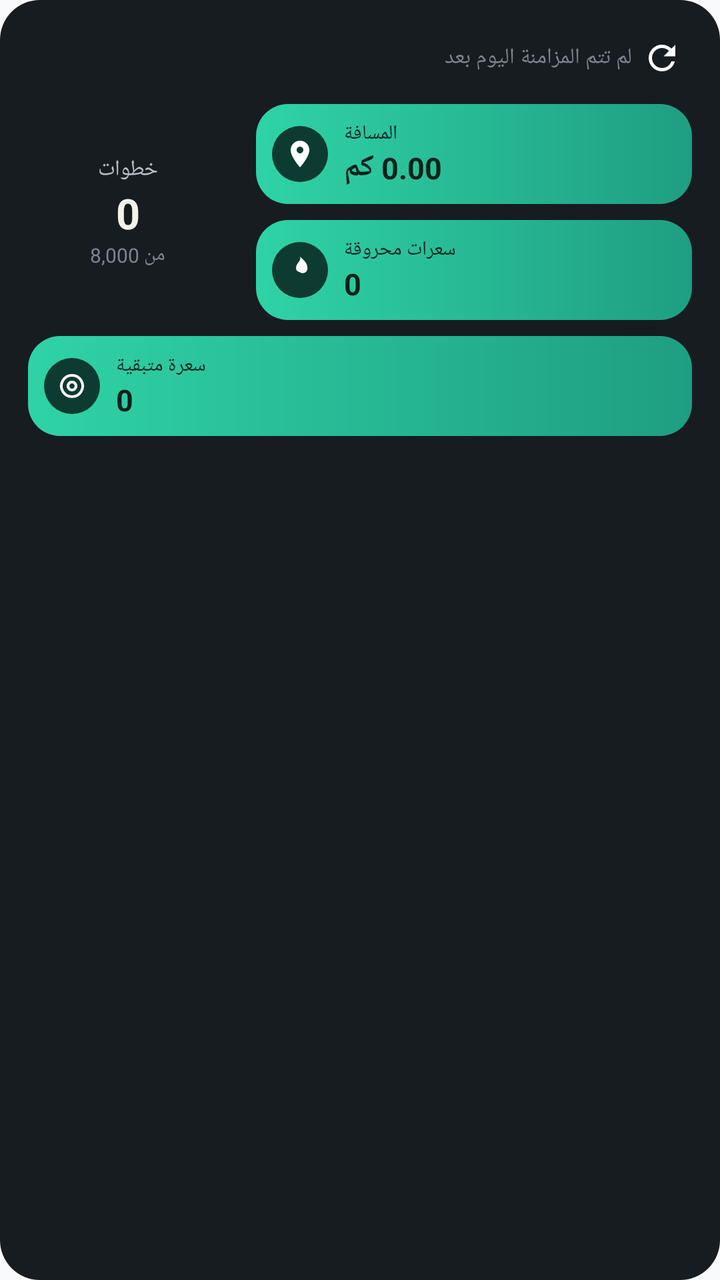
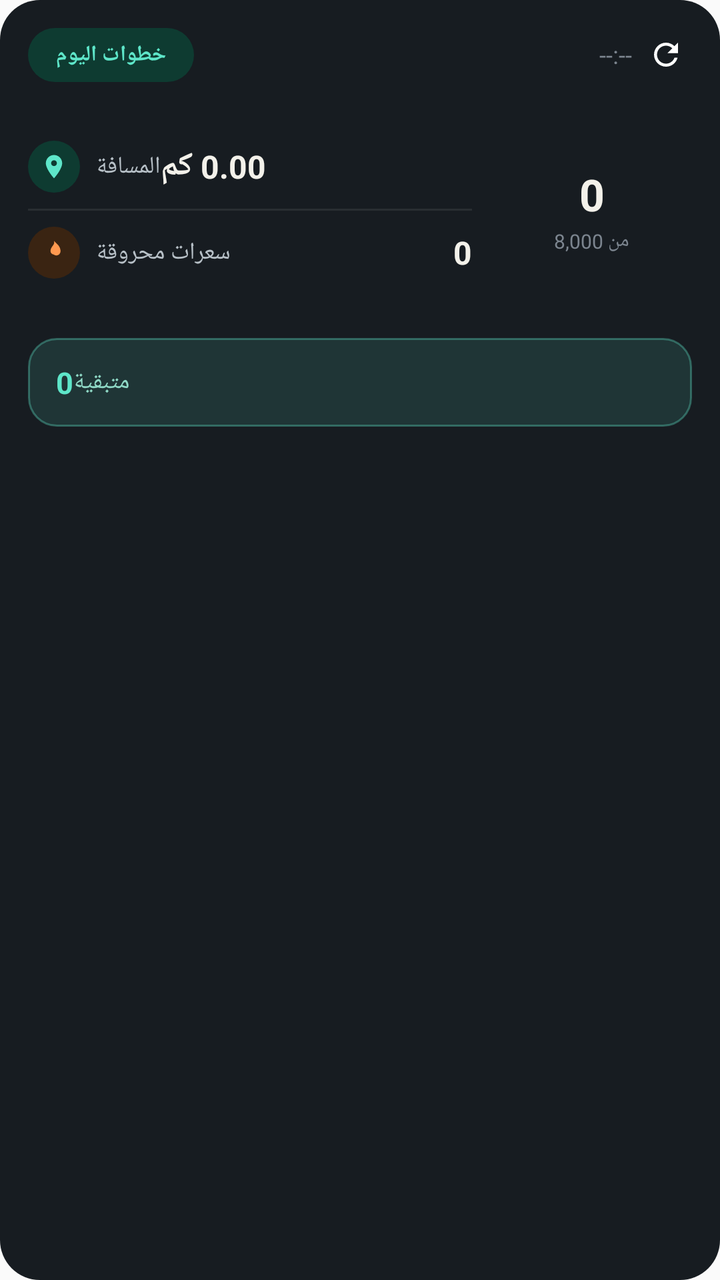

Two renders of the same Android screen: before a commit and after it. Below are the layout's source before the change and the commit's diff.
<!-- AndroidManifest.xml: application theme AppTheme -->
<!-- res/layout/widget_steps.xml -->
<?xml version="1.0" encoding="utf-8"?>
<LinearLayout xmlns:android="http://schemas.android.com/apk/res/android"
    android:id="@+id/widgetStepsRoot"
    android:layout_width="match_parent"
    android:layout_height="match_parent"
    android:layoutDirection="locale"
    android:orientation="vertical"
    android:background="@drawable/widget_bg"
    android:padding="14dp">

    
    <LinearLayout
        android:layout_width="match_parent"
        android:layout_height="wrap_content"
        android:orientation="horizontal"
        android:gravity="center_vertical">

        <TextView
            android:id="@+id/widgetStepsSyncText"
            android:layout_width="0dp"
            android:layout_height="wrap_content"
            android:layout_weight="1"
            android:text="لم تتم المزامنة اليوم بعد"
            android:textColor="#7C858F"
            android:textSize="11sp"
            android:gravity="start"
            android:maxLines="1"
            android:ellipsize="end"/>

        <ImageView
            android:id="@+id/widgetStepsRefresh"
            android:layout_width="30dp"
            android:layout_height="30dp"
            android:padding="5dp"
            android:src="@drawable/ic_widget_refresh"
            android:contentDescription="تحديث"/>

    </LinearLayout>

    
    <LinearLayout
        android:layout_width="match_parent"
        android:layout_height="wrap_content"
        android:layout_marginTop="8dp"
        android:orientation="horizontal"
        android:gravity="center_vertical">

        <FrameLayout
            android:layout_width="100dp"
            android:layout_height="100dp">

            <ImageView
                android:id="@+id/widgetStepsRingImg"
                android:layout_width="match_parent"
                android:layout_height="match_parent"/>

            <LinearLayout
                android:layout_width="match_parent"
                android:layout_height="match_parent"
                android:orientation="vertical"
                android:gravity="center">

                <TextView
                    android:id="@+id/widgetStepsLabel"
                    android:layout_width="wrap_content"
                    android:layout_height="wrap_content"
                    android:text="خطوات"
                    android:textColor="#B7C0C7"
                    android:textSize="11sp"/>

                <TextView
                    android:id="@+id/widgetStepsValue"
                    android:layout_width="wrap_content"
                    android:layout_height="wrap_content"
                    android:text="0"
                    android:textColor="#F3F1EA"
                    android:textSize="21sp"
                    android:textStyle="bold"/>

                <TextView
                    android:id="@+id/widgetStepsGoalText"
                    android:layout_width="wrap_content"
                    android:layout_height="wrap_content"
                    android:text="من 8,000"
                    android:textColor="#7C858F"
                    android:textSize="10sp"/>

            </LinearLayout>

        </FrameLayout>

        <LinearLayout
            android:layout_width="0dp"
            android:layout_height="wrap_content"
            android:layout_weight="1"
            android:layout_marginStart="14dp"
            android:orientation="vertical"
            android:gravity="center_vertical">

            <LinearLayout
                android:layout_width="match_parent"
                android:layout_height="wrap_content"
                android:orientation="horizontal"
                android:gravity="center_vertical"
                android:background="@drawable/widget_stat_pill_bg"
                android:padding="8dp"
                android:layout_marginBottom="8dp">

                <ImageView
                    android:layout_width="28dp"
                    android:layout_height="28dp"
                    android:padding="6dp"
                    android:background="@drawable/widget_icon_badge_bg"
                    android:src="@drawable/ic_widget_pin"/>

                <LinearLayout
                    android:layout_width="wrap_content"
                    android:layout_height="wrap_content"
                    android:layout_marginStart="8dp"
                    android:orientation="vertical">

                    <TextView
                        android:layout_width="wrap_content"
                        android:layout_height="wrap_content"
                        android:text="المسافة"
                        android:textColor="#08201A"
                        android:textSize="10sp"/>

                    <TextView
                        android:id="@+id/widgetStepsDistance"
                        android:layout_width="wrap_content"
                        android:layout_height="wrap_content"
                        android:text="0.00 كم"
                        android:textColor="#08201A"
                        android:textSize="15sp"
                        android:textStyle="bold"/>

                </LinearLayout>

            </LinearLayout>

            <LinearLayout
                android:layout_width="match_parent"
                android:layout_height="wrap_content"
                android:orientation="horizontal"
                android:gravity="center_vertical"
                android:background="@drawable/widget_stat_pill_bg"
                android:padding="8dp">

                <ImageView
                    android:layout_width="28dp"
                    android:layout_height="28dp"
                    android:padding="6dp"
                    android:background="@drawable/widget_icon_badge_bg"
                    android:src="@drawable/ic_widget_flame"/>

                <LinearLayout
                    android:layout_width="wrap_content"
                    android:layout_height="wrap_content"
                    android:layout_marginStart="8dp"
                    android:orientation="vertical">

                    <TextView
                        android:layout_width="wrap_content"
                        android:layout_height="wrap_content"
                        android:text="سعرات محروقة"
                        android:textColor="#08201A"
                        android:textSize="10sp"/>

                    <TextView
                        android:id="@+id/widgetStepsCalories"
                        android:layout_width="wrap_content"
                        android:layout_height="wrap_content"
                        android:text="0"
                        android:textColor="#08201A"
                        android:textSize="15sp"
                        android:textStyle="bold"/>

                </LinearLayout>

            </LinearLayout>

        </LinearLayout>

    </LinearLayout>

    
    <LinearLayout
        android:id="@+id/widgetStepsCalEatenPill"
        android:layout_width="match_parent"
        android:layout_height="wrap_content"
        android:layout_marginTop="8dp"
        android:orientation="horizontal"
        android:gravity="center_vertical"
        android:background="@drawable/widget_stat_pill_bg"
        android:padding="8dp">

        <ImageView
            android:layout_width="28dp"
            android:layout_height="28dp"
            android:padding="6dp"
            android:background="@drawable/widget_icon_badge_bg"
            android:src="@drawable/ic_widget_meal"/>

        <LinearLayout
            android:layout_width="0dp"
            android:layout_height="wrap_content"
            android:layout_weight="1"
            android:layout_marginStart="8dp"
            android:orientation="vertical">

            <TextView
                android:id="@+id/widgetStepsCalEatenLabel"
                android:layout_width="wrap_content"
                android:layout_height="wrap_content"
                android:text="سعرة متبقية"
                android:textColor="#08201A"
                android:textSize="10sp"/>

            <TextView
                android:id="@+id/widgetStepsCalEatenValue"
                android:layout_width="wrap_content"
                android:layout_height="wrap_content"
                android:text="0"
                android:textColor="#08201A"
                android:textSize="15sp"
                android:textStyle="bold"/>

        </LinearLayout>

    </LinearLayout>

</LinearLayout>
<!-- resources referenced by this layout -->
<resources>
  <!-- drawable ic_widget_flame (drawable) -->
  <?xml version="1.0" encoding="utf-8"?>
  <vector xmlns:android="http://schemas.android.com/apk/res/android"
      android:width="24dp"
      android:height="24dp"
      android:viewportWidth="24"
      android:viewportHeight="24">
      <path
          android:fillColor="#FFFFFF"
          android:pathData="M12 2c1.2 3.4-3 4.6-3 8.6a3 3 0 0 0 6 0c0-1-.6-1.8-.6-1.8.8 2.2-.6 3-.6 3 .8-2.2-1.4-3.6-1.4-5.4 0 1.4-2 2.2-2 4.4a3.6 3.6 0 0 0 7.2 0c0-4.2-2.9-6.2-5.6-8.8z"/>
  </vector>
  <!-- drawable ic_widget_meal (drawable) -->
  <?xml version="1.0" encoding="utf-8"?>
  <vector xmlns:android="http://schemas.android.com/apk/res/android"
      android:width="24dp"
      android:height="24dp"
      android:viewportWidth="24"
      android:viewportHeight="24">
      <path
          android:fillColor="#00000000"
          android:strokeColor="#FFFFFF"
          android:strokeWidth="2"
          android:strokeLineCap="round"
          android:strokeLineJoin="round"
          android:pathData="M12,4a8,8 0,1 0,0.001 0z"/>
      <path
          android:fillColor="#00000000"
          android:strokeColor="#FFFFFF"
          android:strokeWidth="2"
          android:strokeLineCap="round"
          android:strokeLineJoin="round"
          android:pathData="M12,9a3,3 0,1 0,0.001 0z"/>
  </vector>
  <!-- drawable ic_widget_pin (drawable) -->
  <?xml version="1.0" encoding="utf-8"?>
  <vector xmlns:android="http://schemas.android.com/apk/res/android"
      android:width="24dp"
      android:height="24dp"
      android:viewportWidth="24"
      android:viewportHeight="24">
      <path
          android:fillColor="#FFFFFF"
          android:pathData="M12,2C8.13,2 5,5.13 5,9c0,5.25 7,13 7,13s7,-7.75 7,-13c0,-3.87 -3.13,-7 -7,-7zM12,11.5c-1.38,0 -2.5,-1.12 -2.5,-2.5s1.12,-2.5 2.5,-2.5 2.5,1.12 2.5,2.5 -1.12,2.5 -2.5,2.5z"/>
  </vector>
  <!-- drawable ic_widget_refresh (drawable) -->
  <?xml version="1.0" encoding="utf-8"?>
  <vector xmlns:android="http://schemas.android.com/apk/res/android"
      android:width="24dp"
      android:height="24dp"
      android:viewportWidth="24"
      android:viewportHeight="24">
      <path
          android:fillColor="#FFFFFF"
          android:pathData="M17.65,6.35C16.2,4.9 14.21,4 12,4c-4.42,0 -7.99,3.58 -7.99,8s3.57,8 7.99,8c3.73,0 6.84,-2.55 7.73,-6h-2.08c-0.82,2.33 -3.04,4 -5.65,4 -3.31,0 -6,-2.69 -6,-6s2.69,-6 6,-6c1.66,0 3.14,0.69 4.22,1.78L13,11h7V4l-2.35,2.35z"/>
  </vector>
  <!-- drawable widget_bg (drawable) -->
  <?xml version="1.0" encoding="utf-8"?>
  <shape xmlns:android="http://schemas.android.com/apk/res/android" android:shape="rectangle">
      <solid android:color="#171C21"/>
      <corners android:radius="20dp"/>
  </shape>
  <!-- drawable widget_icon_badge_bg (drawable) -->
  <?xml version="1.0" encoding="utf-8"?>
  <shape xmlns:android="http://schemas.android.com/apk/res/android" android:shape="oval">
      <solid android:color="#0E3B31"/>
  </shape>
  <!-- drawable widget_stat_pill_bg (drawable) -->
  <?xml version="1.0" encoding="utf-8"?>
  <shape xmlns:android="http://schemas.android.com/apk/res/android" android:shape="rectangle">
      <gradient
          android:type="linear"
          android:angle="0"
          android:startColor="#2FD3A6"
          android:endColor="#1F9E82"/>
      <corners android:radius="16dp"/>
  </shape>
  <style name="AppTheme" parent="Theme.AppCompat.Light.DarkActionBar">
          
          <item name="colorPrimary">@color/colorPrimary</item>
          <item name="colorPrimaryDark">@color/colorPrimaryDark</item>
          <item name="colorAccent">@color/colorAccent</item>
      </style>
  <color name="colorPrimary">#12161A</color>
  <color name="colorPrimaryDark">#0B0E11</color>
  <color name="colorAccent">#2FD3A6</color>
</resources>

<!-- the commit's change to res/layout/widget_steps.xml (unified diff, before → after) -->
@@ -16,24 +16,49 @@
         android:gravity="center_vertical">
 
         <TextView
-            android:id="@+id/widgetStepsSyncText"
+            android:layout_width="wrap_content"
+            android:layout_height="wrap_content"
+            android:text="خطوات اليوم"
+            android:background="@drawable/widget_badge_bg"
+            android:paddingStart="14dp"
+            android:paddingEnd="14dp"
+            android:paddingTop="6dp"
+            android:paddingBottom="6dp"
+            android:textColor="#5EE6C9"
+            android:textSize="11sp"
+            android:textStyle="bold"/>
+
+        <View
             android:layout_width="0dp"
-            android:layout_height="wrap_content"
-            android:layout_weight="1"
-            android:text="لم تتم المزامنة اليوم بعد"
-            android:textColor="#7C858F"
-            android:textSize="11sp"
-            android:gravity="start"
-            android:maxLines="1"
-            android:ellipsize="end"/>
-
-        <ImageView
-            android:id="@+id/widgetStepsRefresh"
-            android:layout_width="30dp"
-            android:layout_height="30dp"
-            android:padding="5dp"
-            android:src="@drawable/ic_widget_refresh"
-            android:contentDescription="تحديث"/>
+            android:layout_height="1dp"
+            android:layout_weight="1"/>
+
+        <LinearLayout
+            android:layout_width="wrap_content"
+            android:layout_height="wrap_content"
+            android:orientation="horizontal"
+            android:gravity="center_vertical">
+
+            <TextView
+                android:id="@+id/widgetStepsSyncText"
+                android:layout_width="wrap_content"
+                android:layout_height="wrap_content"
+                android:layout_marginEnd="4dp"
+                android:text="--:--"
+                android:textColor="#7C858F"
+                android:textSize="12sp"
+                android:maxLines="1"
+                android:ellipsize="end"/>
+
+            <ImageView
+                android:id="@+id/widgetStepsRefresh"
+                android:layout_width="26dp"
+                android:layout_height="26dp"
+                android:padding="4dp"
+                android:src="@drawable/ic_widget_refresh"
+                android:contentDescription="تحديث"/>
+
+        </LinearLayout>
 
     </LinearLayout>
 
@@ -41,9 +66,111 @@
     <LinearLayout
         android:layout_width="match_parent"
         android:layout_height="wrap_content"
-        android:layout_marginTop="8dp"
+        android:layout_marginTop="14dp"
         android:orientation="horizontal"
         android:gravity="center_vertical">
+
+        <LinearLayout
+            android:layout_width="0dp"
+            android:layout_height="wrap_content"
+            android:layout_weight="1"
+            android:layout_marginEnd="10dp"
+            android:orientation="vertical">
+
+            <LinearLayout
+                android:layout_width="match_parent"
+                android:layout_height="wrap_content"
+                android:orientation="horizontal"
+                android:gravity="center_vertical"
+                android:paddingTop="8dp"
+                android:paddingBottom="8dp">
+
+                <LinearLayout
+                    android:layout_width="wrap_content"
+                    android:layout_height="wrap_content"
+                    android:orientation="horizontal"
+                    android:gravity="center_vertical">
+
+                    <ImageView
+                        android:layout_width="26dp"
+                        android:layout_height="26dp"
+                        android:padding="6dp"
+                        android:background="@drawable/widget_icon_badge_bg"
+                        android:src="@drawable/ic_widget_pin"/>
+
+                    <TextView
+                        android:layout_width="wrap_content"
+                        android:layout_height="wrap_content"
+                        android:layout_marginStart="8dp"
+                        android:text="المسافة"
+                        android:textColor="#B7C0C7"
+                        android:textSize="12sp"/>
+
+                </LinearLayout>
+
+                <TextView
+                    android:id="@+id/widgetStepsDistance"
+                    android:layout_width="0dp"
+                    android:layout_height="wrap_content"
+                    android:layout_weight="1"
+                    android:gravity="end"
+                    android:text="0.00 كم"
+                    android:textColor="#F3F1EA"
+                    android:textSize="16sp"
+                    android:textStyle="bold"/>
+
+            </LinearLayout>
+
+            <View
+                android:layout_width="match_parent"
+                android:layout_height="1dp"
+                android:background="@drawable/widget_divider_bg"/>
+
+            <LinearLayout
+                android:layout_width="match_parent"
+                android:layout_height="wrap_content"
+                android:orientation="horizontal"
+                android:gravity="center_vertical"
+                android:paddingTop="8dp"
+                android:paddingBottom="8dp">
+
+                <LinearLayout
+                    android:layout_width="wrap_content"
+                    android:layout_height="wrap_content"
+                    android:orientation="horizontal"
+                    android:gravity="center_vertical">
+
+                    <ImageView
+                        android:layout_width="26dp"
+                        android:layout_height="26dp"
+                        android:padding="6dp"
+                        android:background="@drawable/widget_icon_badge_bg_flame"
+                        android:src="@drawable/ic_widget_flame"/>
+
+                    <TextView
+                        android:layout_width="wrap_content"
+                        android:layout_height="wrap_content"
+                        android:layout_marginStart="8dp"
+                        android:text="سعرات محروقة"
+                        android:textColor="#B7C0C7"
+                        android:textSize="12sp"/>
+
+                </LinearLayout>
+
+                <TextView
+                    android:id="@+id/widgetStepsCalories"
+                    android:layout_width="0dp"
+                    android:layout_height="wrap_content"
+                    android:layout_weight="1"
+                    android:gravity="end"
+                    android:text="0"
+                    android:textColor="#F3F1EA"
+                    android:textSize="16sp"
+                    android:textStyle="bold"/>
+
+            </LinearLayout>
+
+        </LinearLayout>
 
         <FrameLayout
             android:layout_width="100dp"
@@ -61,26 +188,19 @@
                 android:gravity="center">
 
                 <TextView
-                    android:id="@+id/widgetStepsLabel"
-                    android:layout_width="wrap_content"
-                    android:layout_height="wrap_content"
-                    android:text="خطوات"
-                    android:textColor="#B7C0C7"
-                    android:textSize="11sp"/>
-
-                <TextView
                     android:id="@+id/widgetStepsValue"
                     android:layout_width="wrap_content"
                     android:layout_height="wrap_content"
                     android:text="0"
                     android:textColor="#F3F1EA"
-                    android:textSize="21sp"
+                    android:textSize="22sp"
                     android:textStyle="bold"/>
 
                 <TextView
                     android:id="@+id/widgetStepsGoalText"
                     android:layout_width="wrap_content"
                     android:layout_height="wrap_content"
+                    android:layout_marginTop="2dp"
                     android:text="من 8,000"
                     android:textColor="#7C858F"
                     android:textSize="10sp"/>
@@ -88,99 +208,6 @@
             </LinearLayout>
 
         </FrameLayout>
-
-        <LinearLayout
-            android:layout_width="0dp"
-            android:layout_height="wrap_content"
-            android:layout_weight="1"
-            android:layout_marginStart="14dp"
-            android:orientation="vertical"
-            android:gravity="center_vertical">
-
-            <LinearLayout
-                android:layout_width="match_parent"
-                android:layout_height="wrap_content"
-                android:orientation="horizontal"
-                android:gravity="center_vertical"
-                android:background="@drawable/widget_stat_pill_bg"
-                android:padding="8dp"
-                android:layout_marginBottom="8dp">
-
-                <ImageView
-                    android:layout_width="28dp"
-                    android:layout_height="28dp"
-                    android:padding="6dp"
-                    android:background="@drawable/widget_icon_badge_bg"
-                    android:src="@drawable/ic_widget_pin"/>
-
-                <LinearLayout
-                    android:layout_width="wrap_content"
-                    android:layout_height="wrap_content"
-                    android:layout_marginStart="8dp"
-                    android:orientation="vertical">
-
-                    <TextView
-                        android:layout_width="wrap_content"
-                        android:layout_height="wrap_content"
-                        android:text="المسافة"
-                        android:textColor="#08201A"
-                        android:textSize="10sp"/>
-
-                    <TextView
-                        android:id="@+id/widgetStepsDistance"
-                        android:layout_width="wrap_content"
-                        android:layout_height="wrap_content"
-                        android:text="0.00 كم"
-                        android:textColor="#08201A"
-                        android:textSize="15sp"
-                        android:textStyle="bold"/>
-
-                </LinearLayout>
-
-            </LinearLayout>
-
-            <LinearLayout
-                android:layout_width="match_parent"
-                android:layout_height="wrap_content"
-                android:orientation="horizontal"
-                android:gravity="center_vertical"
-                android:background="@drawable/widget_stat_pill_bg"
-                android:padding="8dp">
-
-                <ImageView
-                    android:layout_width="28dp"
-                    android:layout_height="28dp"
-                    android:padding="6dp"
-                    android:background="@drawable/widget_icon_badge_bg"
-                    android:src="@drawable/ic_widget_flame"/>
-
-                <LinearLayout
-                    android:layout_width="wrap_content"
-                    android:layout_height="wrap_content"
-                    android:layout_marginStart="8dp"
-                    android:orientation="vertical">
-
-                    <TextView
-                        android:layout_width="wrap_content"
-                        android:layout_height="wrap_content"
-                        android:text="سعرات محروقة"
-                        android:textColor="#08201A"
-                        android:textSize="10sp"/>
-
-                    <TextView
-                        android:id="@+id/widgetStepsCalories"
-                        android:layout_width="wrap_content"
-                        android:layout_height="wrap_content"
-                        android:text="0"
-                        android:textColor="#08201A"
-                        android:textSize="15sp"
-                        android:textStyle="bold"/>
-
-                </LinearLayout>
-
-            </LinearLayout>
-
-        </LinearLayout>
 
     </LinearLayout>
 
@@ -189,44 +216,33 @@
         android:id="@+id/widgetStepsCalEatenPill"
         android:layout_width="match_parent"
         android:layout_height="wrap_content"
-        android:layout_marginTop="8dp"
+        android:layout_marginTop="14dp"
         android:orientation="horizontal"
         android:gravity="center_vertical"
-        android:background="@drawable/widget_stat_pill_bg"
-        android:padding="8dp">
-
-        <ImageView
-            android:layout_width="28dp"
-            android:layout_height="28dp"
-            android:padding="6dp"
-            android:background="@drawable/widget_icon_badge_bg"
-            android:src="@drawable/ic_widget_meal"/>
-
-        <LinearLayout
+        android:background="@drawable/widget_pill_ok_translucent"
+        android:paddingStart="14dp"
+        android:paddingEnd="14dp"
+        android:paddingTop="12dp"
+        android:paddingBottom="12dp">
+
+        <TextView
+            android:id="@+id/widgetStepsCalEatenValue"
+            android:layout_width="wrap_content"
+            android:layout_height="wrap_content"
+            android:text="0"
+            android:textColor="#5EE6C9"
+            android:textSize="15sp"
+            android:textStyle="bold"/>
+
+        <TextView
+            android:id="@+id/widgetStepsCalEatenLabel"
             android:layout_width="0dp"
             android:layout_height="wrap_content"
             android:layout_weight="1"
-            android:layout_marginStart="8dp"
-            android:orientation="vertical">
-
-            <TextView
-                android:id="@+id/widgetStepsCalEatenLabel"
-                android:layout_width="wrap_content"
-                android:layout_height="wrap_content"
-                android:text="سعرة متبقية"
-                android:textColor="#08201A"
-                android:textSize="10sp"/>
-
-            <TextView
-                android:id="@+id/widgetStepsCalEatenValue"
-                android:layout_width="wrap_content"
-                android:layout_height="wrap_content"
-                android:text="0"
-                android:textColor="#08201A"
-                android:textSize="15sp"
-                android:textStyle="bold"/>
-
-        </LinearLayout>
+            android:gravity="end"
+            android:text="متبقية"
+            android:textColor="#8FD9C6"
+            android:textSize="12sp"/>
 
     </LinearLayout>
 
<!-- resource entries referenced after the edit -->
@@ -8,30 +8,8 @@
       android:viewportWidth="24"
       android:viewportHeight="24">
       <path
-          android:fillColor="#FFFFFF"
+          android:fillColor="#FF9950"
           android:pathData="M12 2c1.2 3.4-3 4.6-3 8.6a3 3 0 0 0 6 0c0-1-.6-1.8-.6-1.8.8 2.2-.6 3-.6 3 .8-2.2-1.4-3.6-1.4-5.4 0 1.4-2 2.2-2 4.4a3.6 3.6 0 0 0 7.2 0c0-4.2-2.9-6.2-5.6-8.8z"/>
-  </vector>
-  <!-- drawable ic_widget_meal (drawable) -->
-  <?xml version="1.0" encoding="utf-8"?>
-  <vector xmlns:android="http://schemas.android.com/apk/res/android"
-      android:width="24dp"
-      android:height="24dp"
-      android:viewportWidth="24"
-      android:viewportHeight="24">
-      <path
-          android:fillColor="#00000000"
-          android:strokeColor="#FFFFFF"
-          android:strokeWidth="2"
-          android:strokeLineCap="round"
-          android:strokeLineJoin="round"
-          android:pathData="M12,4a8,8 0,1 0,0.001 0z"/>
-      <path
-          android:fillColor="#00000000"
-          android:strokeColor="#FFFFFF"
-          android:strokeWidth="2"
-          android:strokeLineCap="round"
-          android:strokeLineJoin="round"
-          android:pathData="M12,9a3,3 0,1 0,0.001 0z"/>
   </vector>
   <!-- drawable ic_widget_pin (drawable) -->
   <?xml version="1.0" encoding="utf-8"?>
@@ -41,7 +19,7 @@
       android:viewportWidth="24"
       android:viewportHeight="24">
       <path
-          android:fillColor="#FFFFFF"
+          android:fillColor="#5EE6C9"
           android:pathData="M12,2C8.13,2 5,5.13 5,9c0,5.25 7,13 7,13s7,-7.75 7,-13c0,-3.87 -3.13,-7 -7,-7zM12,11.5c-1.38,0 -2.5,-1.12 -2.5,-2.5s1.12,-2.5 2.5,-2.5 2.5,1.12 2.5,2.5 -1.12,2.5 -2.5,2.5z"/>
   </vector>
   <!-- drawable ic_widget_refresh (drawable) -->
@@ -55,26 +33,39 @@
           android:fillColor="#FFFFFF"
           android:pathData="M17.65,6.35C16.2,4.9 14.21,4 12,4c-4.42,0 -7.99,3.58 -7.99,8s3.57,8 7.99,8c3.73,0 6.84,-2.55 7.73,-6h-2.08c-0.82,2.33 -3.04,4 -5.65,4 -3.31,0 -6,-2.69 -6,-6s2.69,-6 6,-6c1.66,0 3.14,0.69 4.22,1.78L13,11h7V4l-2.35,2.35z"/>
   </vector>
+  <!-- drawable widget_badge_bg (drawable) -->
+  <?xml version="1.0" encoding="utf-8"?>
+  <shape xmlns:android="http://schemas.android.com/apk/res/android" android:shape="rectangle">
+      <solid android:color="#0E3B31"/>
+      <corners android:radius="20dp"/>
+  </shape>
   <!-- drawable widget_bg (drawable) -->
   <?xml version="1.0" encoding="utf-8"?>
   <shape xmlns:android="http://schemas.android.com/apk/res/android" android:shape="rectangle">
       <solid android:color="#171C21"/>
       <corners android:radius="20dp"/>
   </shape>
+  <!-- drawable widget_divider_bg (drawable) -->
+  <?xml version="1.0" encoding="utf-8"?>
+  <shape xmlns:android="http://schemas.android.com/apk/res/android" android:shape="rectangle">
+      <solid android:color="#14FFFFFF"/>
+  </shape>
   <!-- drawable widget_icon_badge_bg (drawable) -->
   <?xml version="1.0" encoding="utf-8"?>
   <shape xmlns:android="http://schemas.android.com/apk/res/android" android:shape="oval">
       <solid android:color="#0E3B31"/>
   </shape>
-  <!-- drawable widget_stat_pill_bg (drawable) -->
+  <!-- drawable widget_icon_badge_bg_flame (drawable) -->
+  <?xml version="1.0" encoding="utf-8"?>
+  <shape xmlns:android="http://schemas.android.com/apk/res/android" android:shape="oval">
+      <solid android:color="#3A2412"/>
+  </shape>
+  <!-- drawable widget_pill_ok_translucent (drawable) -->
   <?xml version="1.0" encoding="utf-8"?>
   <shape xmlns:android="http://schemas.android.com/apk/res/android" android:shape="rectangle">
-      <gradient
-          android:type="linear"
-          android:angle="0"
-          android:startColor="#2FD3A6"
-          android:endColor="#1F9E82"/>
-      <corners android:radius="16dp"/>
+      <solid android:color="#1F5EE6C9"/>
+      <stroke android:width="1dp" android:color="#595EE6C9"/>
+      <corners android:radius="14dp"/>
   </shape>
   <style name="AppTheme" parent="Theme.AppCompat.Light.DarkActionBar">
           
